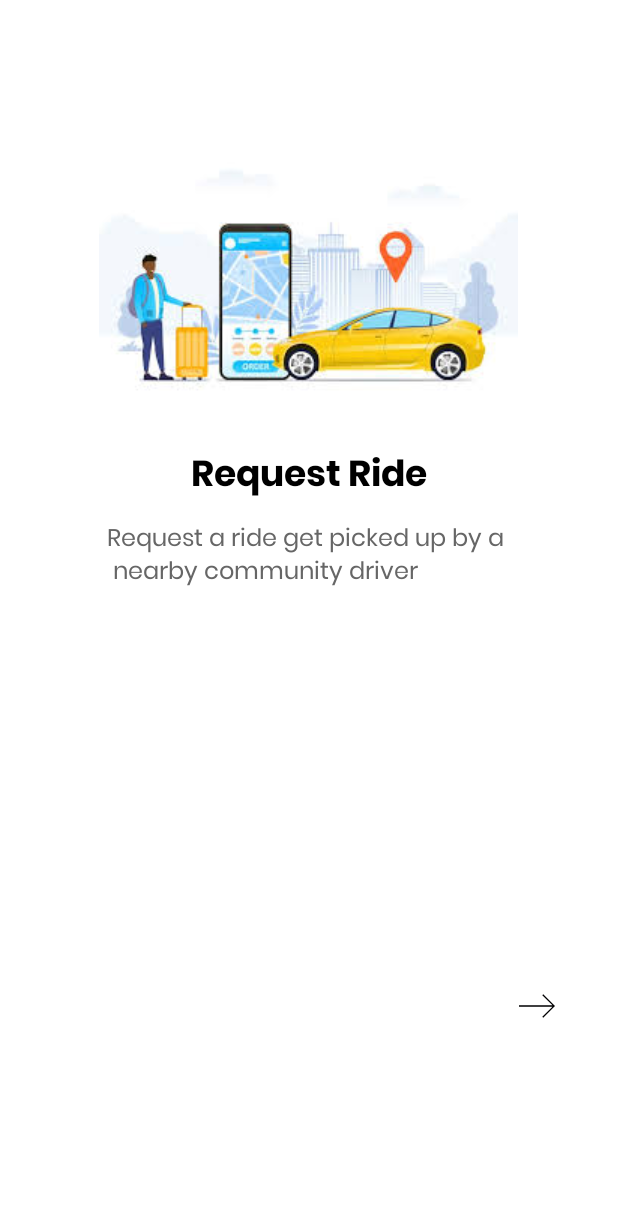
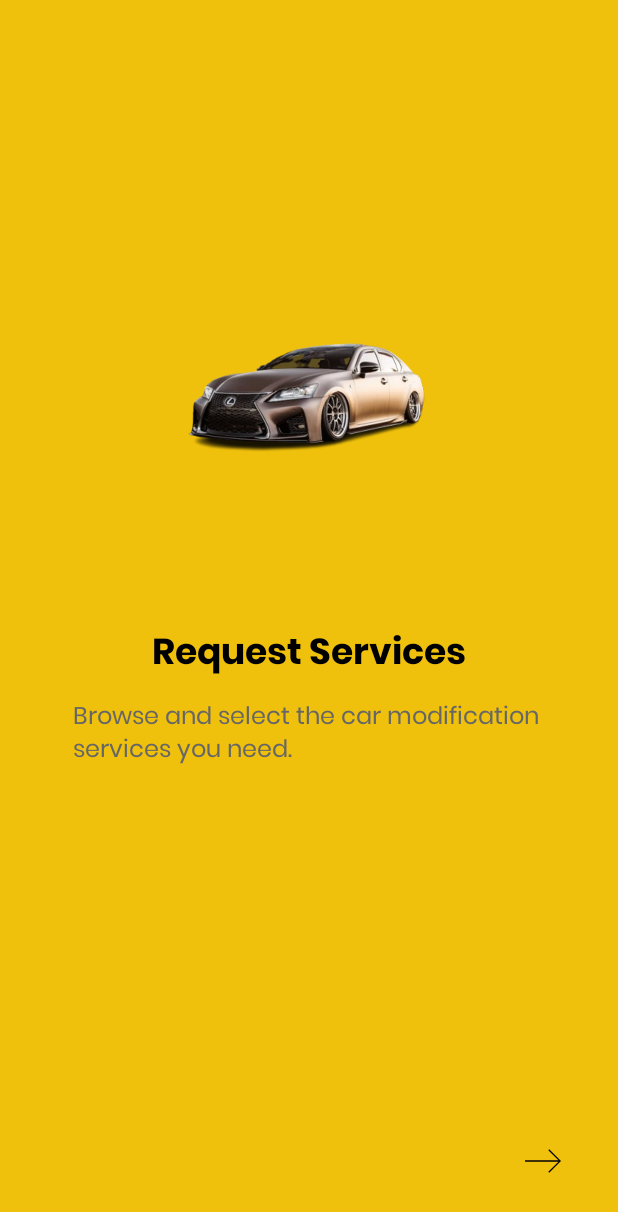
Before and after one commit to AppWizAli/AutoCareHub, an Android app: the ActivityIntro1 screen opened directly, with no data from a screen before it, on a phone screen of 412 x 824 dp. Shown: the top 1212 px of the screen. Run offline under Robolectric (Android 15) with nearby library versions, the phone set to English and light mode, and no system bars.

Commit message:
Starting Screens Ui Changed

```diff
--- a/app/src/main/res/layout/activity_intro1.xml
+++ b/app/src/main/res/layout/activity_intro1.xml
@@ -1,16 +1,16 @@
 <?xml version="1.0" encoding="utf-8"?>
 <RelativeLayout xmlns:android="http://schemas.android.com/apk/res/android"
     android:layout_width="match_parent"
-    android:background="@color/white"
+    android:background="@color/primary"
     android:layout_height="match_parent">
 
     <ImageView
         android:id="@+id/image"
-        android:layout_width="wrap_content"
-        android:layout_height="wrap_content"
+        android:layout_width="300dp"
+        android:layout_height="300dp"
         android:layout_centerHorizontal="true"
         android:layout_marginTop="100dp"
-        android:src="@drawable/req" />
+        android:src="@drawable/car1" />
 
     <TextView
         android:id="@+id/title"
@@ -19,7 +19,7 @@
         android:layout_below="@id/image"
         android:layout_centerHorizontal="true"
         android:layout_marginTop="16dp"
-        android:text="Request Ride"
+        android:text="Request Services"
         android:fontFamily="@font/poppinsbold"
         android:textSize="24sp"
         android:textStyle="bold"
@@ -33,19 +33,16 @@
         android:layout_centerHorizontal="true"
         android:layout_marginTop="8dp"
         android:fontFamily="@font/poppinregular"
-        android:text="Request a ride get picked up by a \n nearby community driver"
+        android:text="Browse and select the car modification \nservices you need."
         android:textSize="16sp"
         android:textColor="#666" />
 
 
     <ImageButton
-        android:layout_width="wrap_content"
-        android:layout_height="wrap_content"
-        android:layout_below="@id/description"
+        android:layout_width="100dp"
+        android:layout_height="100dp"
         android:layout_alignParentEnd="true"
-        android:layout_marginTop="263dp"
-        android:layout_marginEnd="42dp"
-        android:layout_marginBottom="80dp"
-        android:background="@color/white"
+        android:background="@color/primary"
+        android:layout_alignParentBottom="true"
         android:src="@drawable/right_arrow"/>
 </RelativeLayout>
```
Also changed, not shown: app/src/main/res/layout/activity_intro2.xml (+9 -12 lines), app/src/main/res/layout/activity_intro3.xml (+6 -5 lines), app/src/main/res/layout/activity_login_workshop.xml (+23 -11 lines), app/src/main/res/drawable/car1.png (added), app/src/main/res/drawable/confirm.jpeg (deleted), app/src/main/res/drawable/confirm.png (added), app/src/main/res/drawable/track.png (added).
